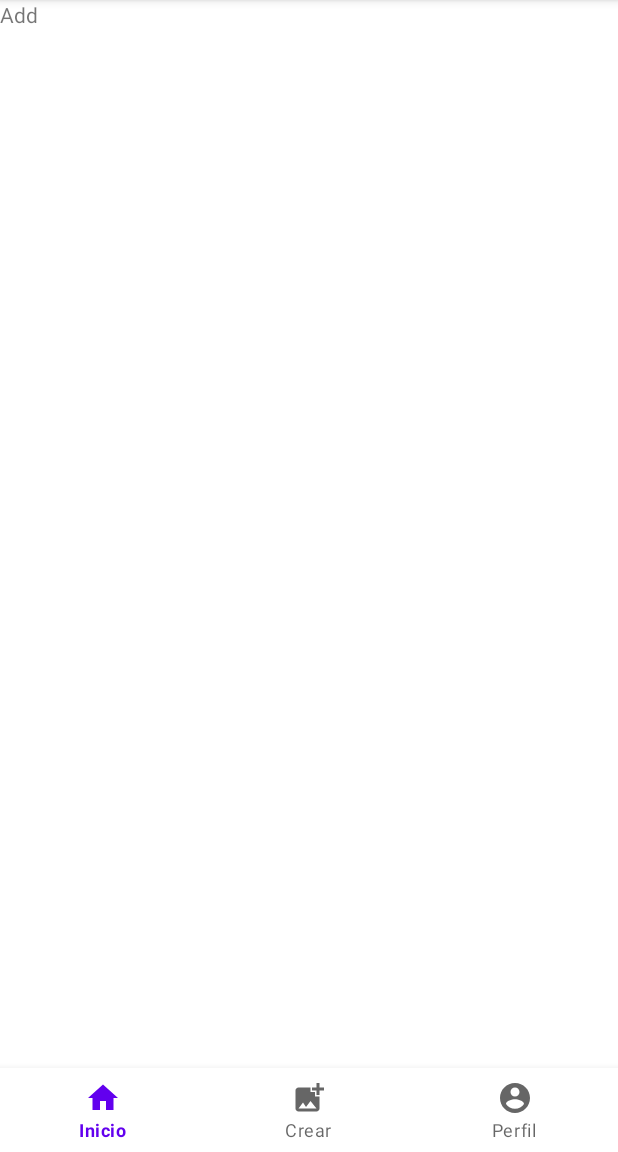
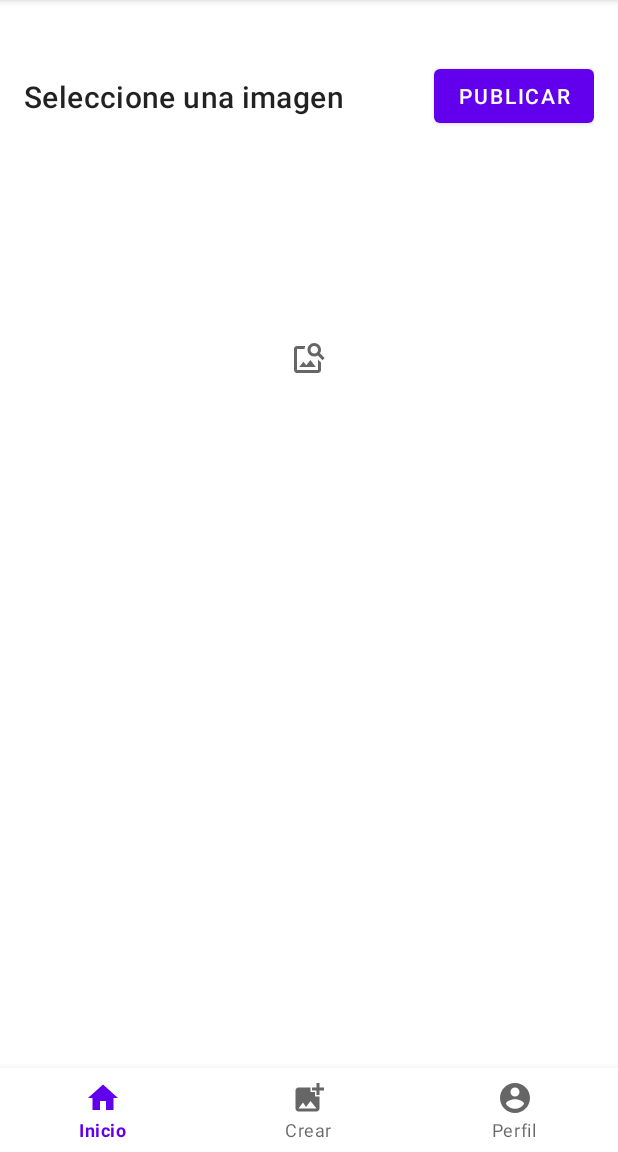
Before and after one commit to DavidRoberto02/Snapshots, an Android app: the fragment AddFragment placed in its activity, on a phone screen of 412 x 824 dp, the part 84-1236 px from its top. Run offline under Robolectric (Android 15) with nearby library versions, the phone set to English and light mode, and no system bars; our stand-ins replace Firebase (no records; nobody signed in at launch, a user with empty details on screens opened directly).

Commit message:
Configuraciones previas de addFragment

```diff
--- a/app/build.gradle
+++ b/app/build.gradle
@@ -25,8 +25,8 @@ android {
         }
     }
 
-    viewBinding{
-        enabled = true
+    buildFeatures{
+        viewBinding  true
     }
 
     compileOptions {
--- a/app/src/main/java/com/example/snapshots/AddFragment.kt
+++ b/app/src/main/java/com/example/snapshots/AddFragment.kt
@@ -1,21 +1,45 @@
 package com.example.snapshots
 
+import android.net.Uri
 import android.os.Bundle
 import androidx.fragment.app.Fragment
 import android.view.LayoutInflater
 import android.view.View
 import android.view.ViewGroup
+import com.example.snapshots.databinding.FragmentAddBinding
 
 
 class AddFragment : Fragment() {
 
+    private val RC_GALLERY = 18
+
+    private lateinit var mBinding: FragmentAddBinding
+
+    private var mPhotoSelectedUri: Uri? = null
 
     override fun onCreateView(
         inflater: LayoutInflater, container: ViewGroup?,
         savedInstanceState: Bundle?
     ): View? {
-        // Inflate the layout for this fragment
-        return inflater.inflate(R.layout.fragment_add, container, false)
+        mBinding = FragmentAddBinding.inflate(inflater, container, false)
+
+        return mBinding.root
+    }
+
+    override fun onViewCreated(view: View, savedInstanceState: Bundle?) {
+        super.onViewCreated(view, savedInstanceState)
+
+        mBinding.btnPost.setOnClickListener { postSnapshot() }
+
+        mBinding.btnSelect.setOnClickListener { openGallery() }
+    }
+
+    private fun openGallery() {
+
+    }
+
+    private fun postSnapshot() {
+
     }
 
 
--- /dev/null
+++ b/app/src/main/res/drawable/ic_image_search.xml
@@ -0,0 +1,10 @@
+<vector xmlns:android="http://schemas.android.com/apk/res/android"
+    android:width="24dp"
+    android:height="24dp"
+    android:viewportWidth="24"
+    android:viewportHeight="24"
+    android:tint="?attr/colorControlNormal">
+  <path
+      android:fillColor="@android:color/white"
+      android:pathData="M18,13v7L4,20L4,6h5.02c0.05,-0.71 0.22,-1.38 0.48,-2L4,4c-1.1,0 -2,0.9 -2,2v14c0,1.1 0.9,2 2,2h14c1.1,0 2,-0.9 2,-2v-5l-2,-2zM16.5,18h-11l2.75,-3.53 1.96,2.36 2.75,-3.54zM19.3,8.89c0.44,-0.7 0.7,-1.51 0.7,-2.39C20,4.01 17.99,2 15.5,2S11,4.01 11,6.5s2.01,4.5 4.49,4.5c0.88,0 1.7,-0.26 2.39,-0.7L21,13.42 22.42,12 19.3,8.89zM15.5,9C14.12,9 13,7.88 13,6.5S14.12,4 15.5,4 18,5.12 18,6.5 16.88,9 15.5,9z"/>
+</vector>
--- a/app/src/main/res/layout/fragment_add.xml
+++ b/app/src/main/res/layout/fragment_add.xml
@@ -1,14 +1,80 @@
 <?xml version="1.0" encoding="utf-8"?>
-<FrameLayout xmlns:android="http://schemas.android.com/apk/res/android"
+<androidx.constraintlayout.widget.ConstraintLayout xmlns:android="http://schemas.android.com/apk/res/android"
+    xmlns:app="http://schemas.android.com/apk/res-auto"
     xmlns:tools="http://schemas.android.com/tools"
     android:layout_width="match_parent"
     android:layout_height="match_parent"
+    android:padding="@dimen/common_padding_default"
     tools:context=".AddFragment">
 
-    <!-- TODO: Update blank fragment layout -->
+    <ProgressBar
+        android:id="@+id/progressBar"
+        style="?android:progressBarStyleHorizontal"
+        android:layout_width="0dp"
+        android:layout_height="wrap_content"
+        android:visibility="invisible"
+        app:layout_constraintEnd_toEndOf="parent"
+        app:layout_constraintStart_toStartOf="parent"
+        app:layout_constraintTop_toTopOf="parent" />
+
+    <com.google.android.material.button.MaterialButton
+        android:id="@+id/btnPost"
+        android:layout_width="wrap_content"
+        android:layout_height="wrap_content"
+        android:layout_marginTop="@dimen/common_padding_min"
+        android:text="Publicar"
+        app:layout_constraintEnd_toEndOf="parent"
+        app:layout_constraintTop_toBottomOf="@+id/progressBar" />
+
     <TextView
-        android:layout_width="match_parent"
-        android:layout_height="match_parent"
-        android:text="Add" />
+        android:id="@+id/tvMessage"
+        android:layout_width="0dp"
+        android:layout_height="wrap_content"
+        android:text="@string/post_message_title"
+        android:textAppearance="?attr/textAppearanceHeadline6"
+        app:layout_constraintBottom_toBottomOf="@+id/btnPost"
+        app:layout_constraintEnd_toStartOf="@+id/btnPost"
+        app:layout_constraintStart_toStartOf="parent"
+        app:layout_constraintTop_toTopOf="@+id/btnPost" />
 
-</FrameLayout>
+    <com.google.android.material.textfield.TextInputLayout
+        android:id="@+id/tilTitle"
+        style="@style/Widget.MaterialComponents.TextInputLayout.OutlinedBox.Dense"
+        android:layout_width="0dp"
+        android:layout_height="wrap_content"
+        android:layout_marginTop="@dimen/common_padding_min"
+        android:hint="titulo de la instantanea"
+        android:visibility="gone"
+        app:layout_constraintEnd_toEndOf="parent"
+        app:layout_constraintStart_toStartOf="parent"
+        app:layout_constraintTop_toBottomOf="@+id/btnPost">
+
+        <com.google.android.material.textfield.TextInputEditText
+            android:id="@+id/etTitle"
+            android:layout_width="match_parent"
+            android:layout_height="wrap_content" />
+    </com.google.android.material.textfield.TextInputLayout>
+
+    <ImageView
+        android:id="@+id/imgPhoto"
+        android:layout_width="0dp"
+        android:layout_height="0dp"
+        android:layout_marginTop="@dimen/common_padding_min"
+        app:layout_constraintDimensionRatio="H, 4:3"
+        app:layout_constraintEnd_toEndOf="parent"
+        app:layout_constraintStart_toStartOf="parent"
+        app:layout_constraintTop_toBottomOf="@id/tilTitle" />
+
+    <ImageButton
+        android:id="@+id/btnSelect"
+        android:layout_width="0dp"
+        android:layout_height="0dp"
+        android:src="@drawable/ic_image_search"
+        android:background="?attr/selectableItemBackground"
+        app:layout_constraintStart_toStartOf="@+id/imgPhoto"
+        app:layout_constraintEnd_toEndOf="@+id/imgPhoto"
+        app:layout_constraintTop_toTopOf="@id/imgPhoto"
+        app:layout_constraintBottom_toBottomOf="@id/imgPhoto"/>
+
+
+</androidx.constraintlayout.widget.ConstraintLayout>
--- a/app/src/main/res/values/strings.xml
+++ b/app/src/main/res/values/strings.xml
@@ -5,4 +5,5 @@
     <string name="home_profile">Perfil</string>
     <!-- TODO: Remove or change this placeholder text -->
     <string name="hello_blank_fragment">Hello blank fragment</string>
+    <string name="post_message_title">Seleccione una imagen</string>
 </resources>
```
